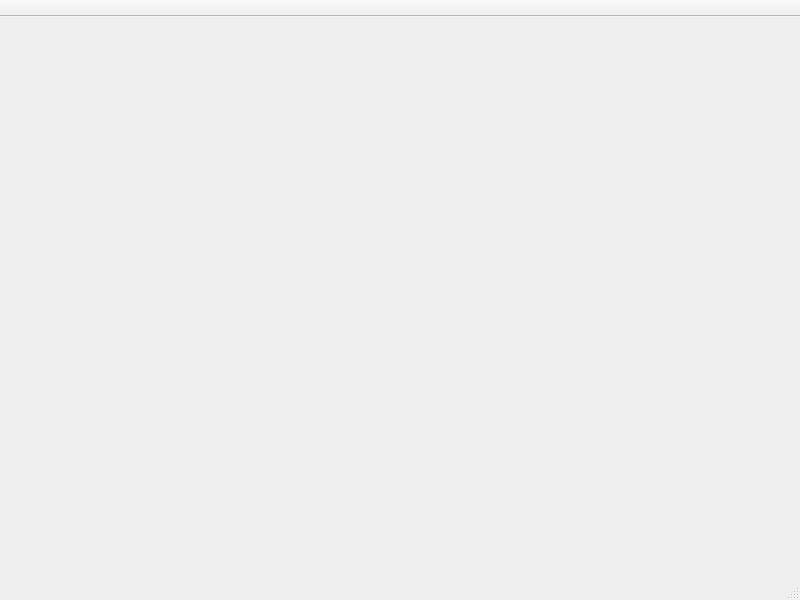
Before: the Qt Designer form Application-Template/RxOT-App-Template/mainwindow.ui in RxLaboratory/DuQF, drawn with Qt 5.
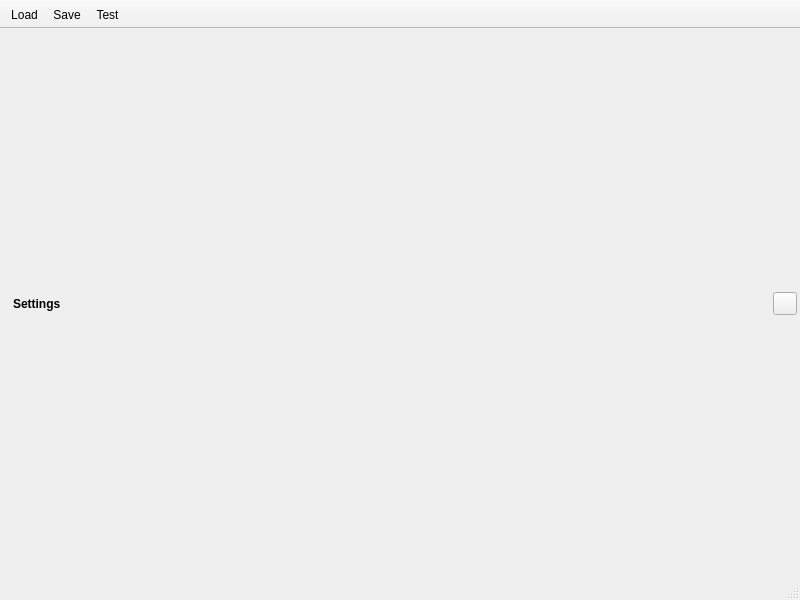
After: the same form once the commit is applied. The open tabs and pages were chosen to show the change. Icons and pictures are not drawn.

Patch:
```diff
--- a/Application-Template/RxOT-App-Template/mainwindow.ui
+++ b/Application-Template/RxOT-App-Template/mainwindow.ui
@@ -17,7 +17,131 @@
    <iconset resource="resources.qrc">
     <normaloff>:/icons/app</normaloff>:/icons/app</iconset>
   </property>
-  <widget class="QWidget" name="centralwidget"/>
+  <widget class="QWidget" name="centralwidget">
+   <layout class="QVBoxLayout" name="verticalLayout">
+    <property name="spacing">
+     <number>0</number>
+    </property>
+    <property name="leftMargin">
+     <number>0</number>
+    </property>
+    <property name="topMargin">
+     <number>0</number>
+    </property>
+    <property name="rightMargin">
+     <number>0</number>
+    </property>
+    <property name="bottomMargin">
+     <number>0</number>
+    </property>
+    <item>
+     <widget class="QStackedWidget" name="mainStack">
+      <widget class="QWidget" name="mainPage">
+       <layout class="QVBoxLayout" name="mainLayout">
+        <property name="spacing">
+         <number>0</number>
+        </property>
+        <property name="leftMargin">
+         <number>0</number>
+        </property>
+        <property name="topMargin">
+         <number>0</number>
+        </property>
+        <property name="rightMargin">
+         <number>0</number>
+        </property>
+        <property name="bottomMargin">
+         <number>0</number>
+        </property>
+       </layout>
+      </widget>
+      <widget class="QWidget" name="settingsPage">
+       <layout class="QVBoxLayout" name="duqf_settingsLayout">
+        <property name="spacing">
+         <number>0</number>
+        </property>
+        <property name="leftMargin">
+         <number>0</number>
+        </property>
+        <property name="topMargin">
+         <number>0</number>
+        </property>
+        <property name="rightMargin">
+         <number>0</number>
+        </property>
+        <property name="bottomMargin">
+         <number>0</number>
+        </property>
+        <item>
+         <widget class="QWidget" name="titleWidget" native="true">
+          <property name="sizePolicy">
+           <sizepolicy hsizetype="Preferred" vsizetype="Minimum">
+            <horstretch>0</horstretch>
+            <verstretch>0</verstretch>
+           </sizepolicy>
+          </property>
+          <layout class="QHBoxLayout" name="horizontalLayout">
+           <property name="spacing">
+            <number>0</number>
+           </property>
+           <property name="leftMargin">
+            <number>13</number>
+           </property>
+           <property name="topMargin">
+            <number>3</number>
+           </property>
+           <property name="rightMargin">
+            <number>3</number>
+           </property>
+           <property name="bottomMargin">
+            <number>3</number>
+           </property>
+           <item>
+            <widget class="QLabel" name="label">
+             <property name="font">
+              <font>
+               <weight>75</weight>
+               <bold>true</bold>
+              </font>
+             </property>
+             <property name="text">
+              <string>Settings</string>
+             </property>
+            </widget>
+           </item>
+           <item>
+            <spacer name="horizontalSpacer">
+             <property name="orientation">
+              <enum>Qt::Horizontal</enum>
+             </property>
+             <property name="sizeHint" stdset="0">
+              <size>
+               <width>40</width>
+               <height>20</height>
+              </size>
+             </property>
+            </spacer>
+           </item>
+           <item>
+            <widget class="QToolButton" name="duqf_closeSettingsButton">
+             <property name="text">
+              <string/>
+             </property>
+             <property name="icon">
+              <iconset resource="resources.qrc">
+               <normaloff>:/icons/close</normaloff>:/icons/close</iconset>
+             </property>
+            </widget>
+           </item>
+          </layout>
+         </widget>
+        </item>
+       </layout>
+      </widget>
+     </widget>
+    </item>
+   </layout>
+  </widget>
   <widget class="QStatusBar" name="mainStatusBar"/>
   <widget class="QToolBar" name="mainToolBar">
    <property name="windowTitle">
@@ -30,7 +154,7 @@
     <set>Qt::TopToolBarArea</set>
    </property>
    <property name="toolButtonStyle">
-    <enum>Qt::ToolButtonFollowStyle</enum>
+    <enum>Qt::ToolButtonTextUnderIcon</enum>
    </property>
    <property name="floatable">
     <bool>false</bool>
@@ -41,7 +165,37 @@
    <attribute name="toolBarBreak">
     <bool>false</bool>
    </attribute>
+   <addaction name="actionTest_Action"/>
+   <addaction name="actionSave"/>
+   <addaction name="actionTest"/>
   </widget>
+  <action name="actionTest_Action">
+   <property name="icon">
+    <iconset resource="resources.qrc">
+     <normaloff>:/icons/load-file</normaloff>:/icons/load-file</iconset>
+   </property>
+   <property name="text">
+    <string>Load...</string>
+   </property>
+  </action>
+  <action name="actionSave">
+   <property name="icon">
+    <iconset resource="resources.qrc">
+     <normaloff>:/icons/save-file</normaloff>:/icons/save-file</iconset>
+   </property>
+   <property name="text">
+    <string>Save</string>
+   </property>
+  </action>
+  <action name="actionTest">
+   <property name="icon">
+    <iconset resource="resources.qrc">
+     <normaloff>:/icons/property</normaloff>:/icons/property</iconset>
+   </property>
+   <property name="text">
+    <string>Test</string>
+   </property>
+  </action>
  </widget>
  <resources>
   <include location="resources.qrc"/>
```
